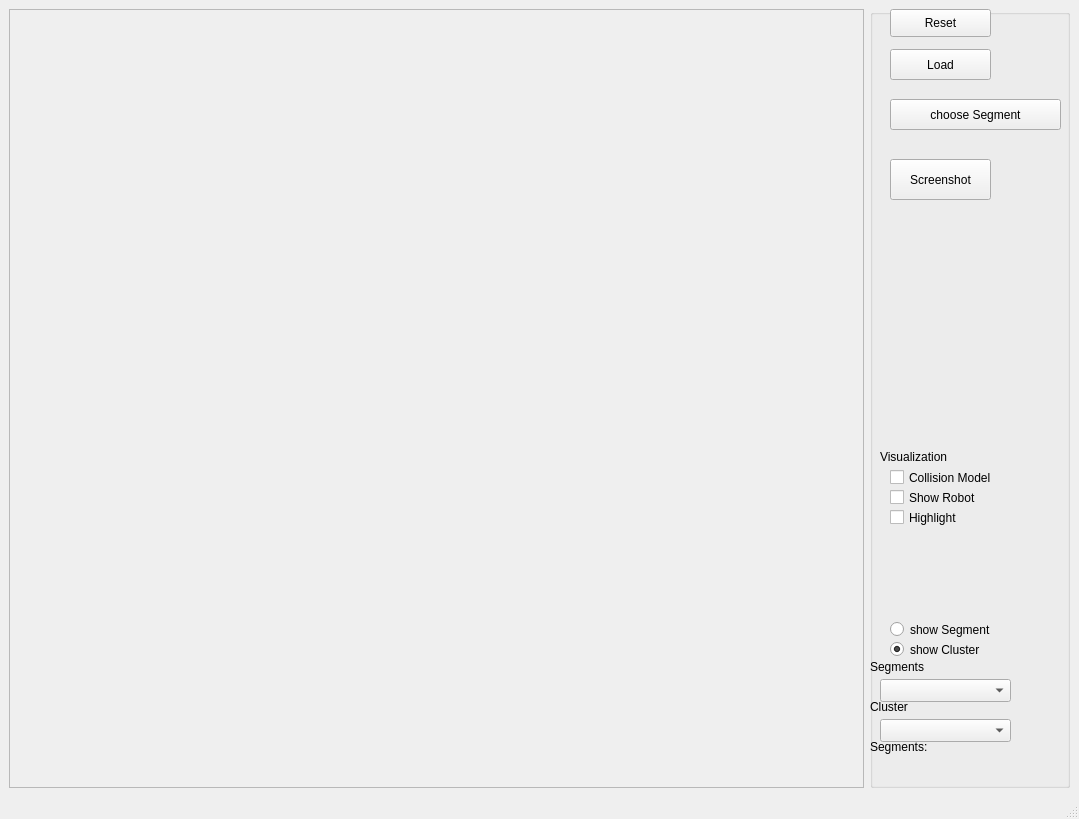
Old version of the form Tools/SegmentedObjectViewer/SegmentedObjectViewer.ui in the repository ProtolabSBRE/simox-cgal.
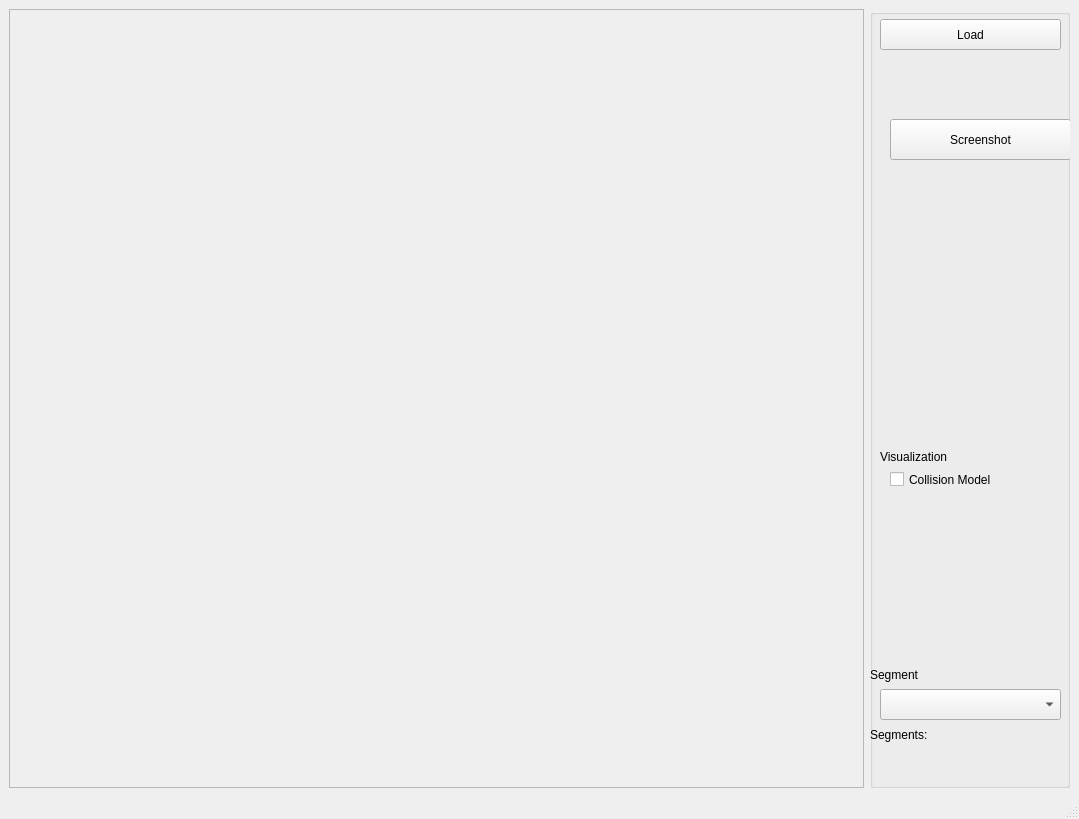
New version of the form.

```diff
--- a/Tools/SegmentedObjectViewer/SegmentedObjectViewer.ui
+++ b/Tools/SegmentedObjectViewer/SegmentedObjectViewer.ui
@@ -36,19 +36,6 @@
       <property name="title">
        <string/>
       </property>
-      <widget class="QPushButton" name="pushButtonReset">
-       <property name="geometry">
-        <rect>
-         <x>20</x>
-         <y>0</y>
-         <width>101</width>
-         <height>28</height>
-        </rect>
-       </property>
-       <property name="text">
-        <string>Reset</string>
-       </property>
-      </widget>
       <widget class="QLabel" name="label_10">
        <property name="geometry">
         <rect>
@@ -68,32 +55,19 @@
          <x>20</x>
          <y>460</y>
          <width>141</width>
-         <height>17</height>
+         <height>21</height>
         </rect>
        </property>
        <property name="text">
         <string>Collision Model</string>
        </property>
       </widget>
-      <widget class="QCheckBox" name="checkBoxHighlight">
-       <property name="geometry">
-        <rect>
-         <x>20</x>
-         <y>500</y>
-         <width>141</width>
-         <height>17</height>
-        </rect>
-       </property>
-       <property name="text">
-        <string>Highlight</string>
-       </property>
-      </widget>
       <widget class="QPushButton" name="pushButtonLoadSegmented">
        <property name="geometry">
         <rect>
-         <x>20</x>
-         <y>40</y>
-         <width>101</width>
+         <x>10</x>
+         <y>10</y>
+         <width>181</width>
          <height>31</height>
         </rect>
        </property>
@@ -105,54 +79,9 @@
        <property name="geometry">
         <rect>
          <x>10</x>
-         <y>670</y>
-         <width>131</width>
-         <height>23</height>
-        </rect>
-       </property>
-       <property name="toolTip">
-        <string>&lt;html&gt;&lt;head/&gt;&lt;body&gt;&lt;p&gt;&lt;br/&gt;&lt;/p&gt;&lt;/body&gt;&lt;/html&gt;</string>
-       </property>
-      </widget>
-      <widget class="QRadioButton" name="radioButtonShowSegment">
-       <property name="geometry">
-        <rect>
-         <x>20</x>
-         <y>610</y>
-         <width>141</width>
-         <height>21</height>
-        </rect>
-       </property>
-       <property name="text">
-        <string>show Segment</string>
-       </property>
-       <property name="checked">
-        <bool>false</bool>
-       </property>
-      </widget>
-      <widget class="QRadioButton" name="radioButtonShowClusters">
-       <property name="geometry">
-        <rect>
-         <x>20</x>
-         <y>630</y>
-         <width>141</width>
-         <height>21</height>
-        </rect>
-       </property>
-       <property name="text">
-        <string>show Cluster</string>
-       </property>
-       <property name="checked">
-        <bool>true</bool>
-       </property>
-      </widget>
-      <widget class="QComboBox" name="comboBoxCluster">
-       <property name="geometry">
-        <rect>
-         <x>10</x>
-         <y>710</y>
-         <width>131</width>
-         <height>23</height>
+         <y>680</y>
+         <width>181</width>
+         <height>31</height>
         </rect>
        </property>
        <property name="toolTip">
@@ -165,59 +94,20 @@
          <x>0</x>
          <y>650</y>
          <width>201</width>
-         <height>16</height>
-        </rect>
-       </property>
-       <property name="text">
-        <string>Segments</string>
-       </property>
-      </widget>
-      <widget class="QLabel" name="labelCluster">
-       <property name="geometry">
-        <rect>
-         <x>0</x>
-         <y>690</y>
-         <width>201</width>
-         <height>16</height>
-        </rect>
-       </property>
-       <property name="text">
-        <string>Cluster</string>
-       </property>
-      </widget>
-      <widget class="QCheckBox" name="checkBoxRobot">
-       <property name="geometry">
-        <rect>
-         <x>20</x>
-         <y>480</y>
-         <width>141</width>
-         <height>17</height>
-        </rect>
-       </property>
-       <property name="text">
-        <string>Show Robot</string>
-       </property>
-      </widget>
-      <widget class="QPushButton" name="pushButtonChoseSegment">
-       <property name="geometry">
-        <rect>
-         <x>20</x>
-         <y>90</y>
-         <width>171</width>
          <height>31</height>
         </rect>
        </property>
        <property name="text">
-        <string>choose Segment</string>
+        <string>Segment</string>
        </property>
       </widget>
       <widget class="QLabel" name="labelOut">
        <property name="geometry">
         <rect>
          <x>0</x>
-         <y>730</y>
+         <y>710</y>
          <width>201</width>
-         <height>16</height>
+         <height>31</height>
         </rect>
        </property>
        <property name="text">
@@ -228,8 +118,8 @@
        <property name="geometry">
         <rect>
          <x>20</x>
-         <y>150</y>
-         <width>101</width>
+         <y>110</y>
+         <width>181</width>
          <height>41</height>
         </rect>
        </property>
```
